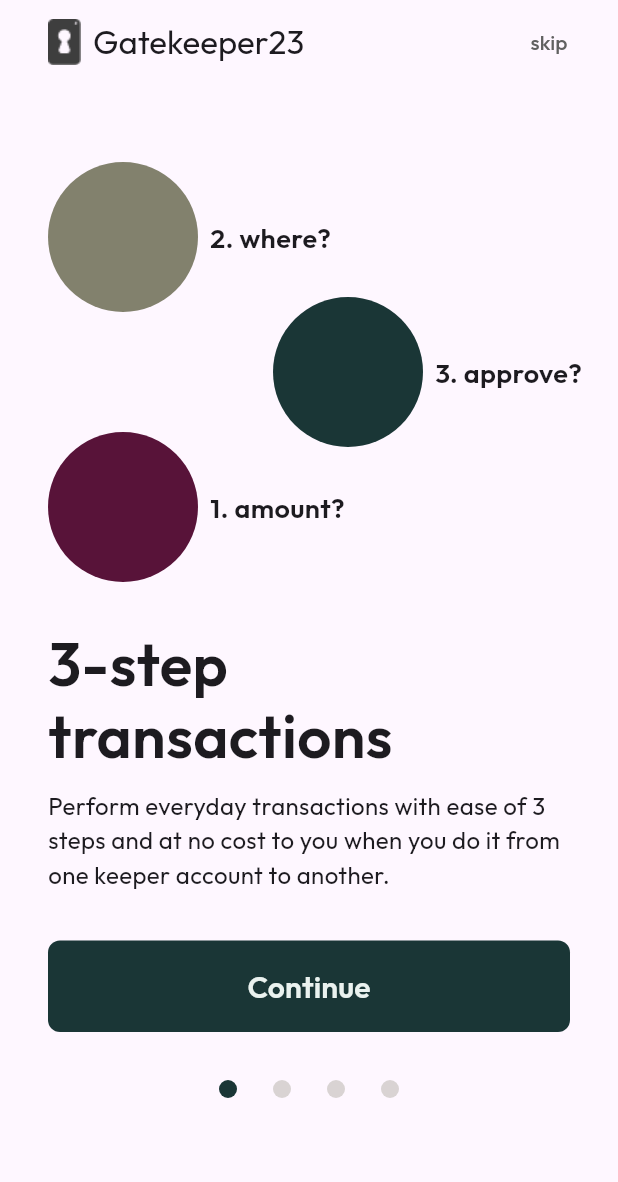
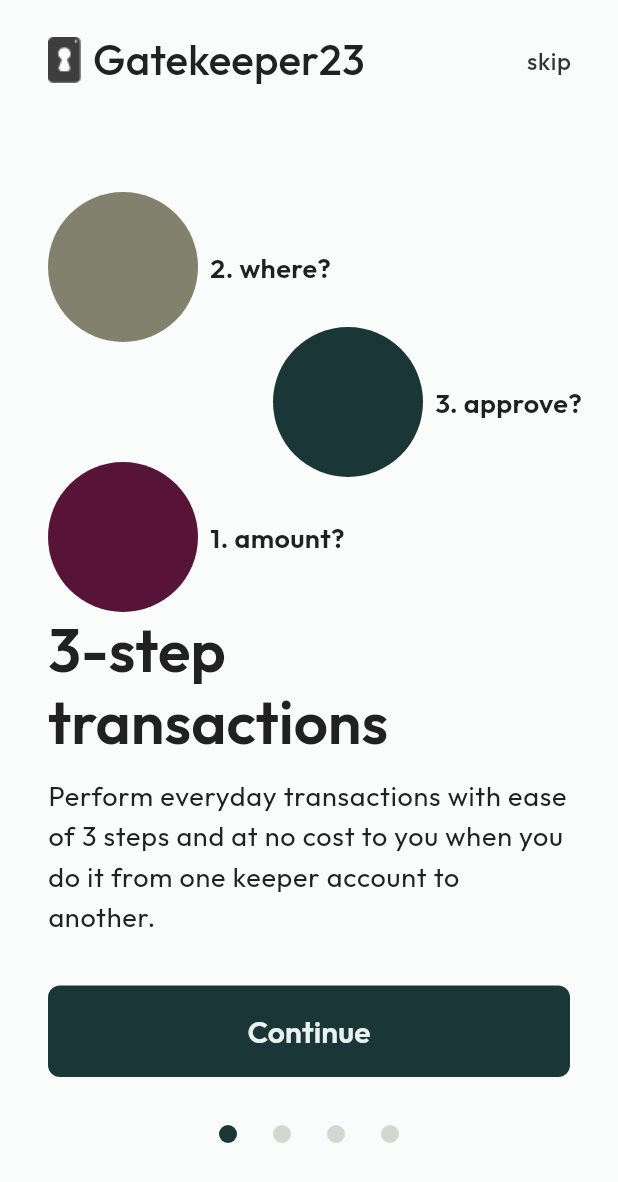
Before and after one commit to lucid83/g4, a Flutter app: the screen it shows after launch, on a phone screen of 412 x 824 dp. Shown: the top 1182 px of the screen. Run offline on Flutter 3.47's test engine with Material 3 defaults, Android fonts, the phone set to English and light mode, and no system bars; our stand-ins replace flutter_riverpod, go_router, google_fonts, iconsax_plus.

Commit message:
add theming to application

```diff
--- a/lib/features/splashScreen/ui/components/appBar.component.dart
+++ b/lib/commons/components/appBar.component.dart
@@ -1,16 +1,18 @@
 import 'package:flutter/material.dart';
 import 'package:flutter_riverpod/flutter_riverpod.dart';
+import 'package:g4/commons/theming/textExtension.theme.dart';
 import 'package:g4/features/splashScreen/data/splash.repo.dart';
-import 'package:google_fonts/google_fonts.dart';
 
-class SplashAppBar extends ConsumerWidget implements PreferredSizeWidget {
-  const SplashAppBar({super.key, required this.padding});
+class SystemAppBar extends ConsumerWidget implements PreferredSizeWidget {
+  const SystemAppBar({super.key, required this.padding, this.actions});
 
   final double padding;
+  final List<Widget>? actions;
 
   @override
   Widget build(BuildContext context, WidgetRef ref) {
     return AppBar(
+      toolbarHeight: 80,
       titleSpacing: padding,
       title: GestureDetector(
         onTap: ref.read(splashRepoProvider.notifier).prevScreen,
@@ -24,31 +26,17 @@ class SplashAppBar extends ConsumerWidget implements PreferredSizeWidget {
             ),
             Text(
               "Gatekeeper23",
-              style: GoogleFonts.outfit(),
+              style: context.h3,
             ),
           ],
         ),
       ),
       centerTitle: false,
-      actions: [
-        TextButton(
-          style: ElevatedButton.styleFrom(
-            foregroundColor: Colors.grey[700],
-          ),
-          onPressed: ref.read(splashRepoProvider.notifier).skip,
-          child: Text(
-            "skip",
-            style: GoogleFonts.outfit(),
-          ),
-        ),
-        SizedBox(
-          width: padding - 18,
-        ),
-      ],
+      actions: actions,
       elevation: 0,
     );
   }
 
   @override
-  Size get preferredSize => const Size.fromHeight(60);
+  Size get preferredSize => const Size.fromHeight(80);
 }
--- /dev/null
+++ b/lib/commons/components/button.component.dart
@@ -0,0 +1,37 @@
+import 'package:flutter/material.dart';
+import 'package:g4/constants.dart';
+import 'package:google_fonts/google_fonts.dart';
+
+class SystemButton extends StatelessWidget {
+  const SystemButton({super.key, this.onPressed, required this.text});
+
+  final dynamic onPressed;
+  final String text;
+
+  @override
+  Widget build(BuildContext context) {
+    return ElevatedButton(
+      onPressed: () {
+        onPressed();
+      },
+      style: ElevatedButton.styleFrom(
+        backgroundColor: AppColors.nature,
+        foregroundColor: AppColors.offWhite,
+        elevation: 0,
+        padding: const EdgeInsets.symmetric(
+          vertical: 16,
+        ),
+        shape: RoundedRectangleBorder(
+          borderRadius: BorderRadius.circular(8),
+        ),
+      ),
+      child: Text(
+        text,
+        style: GoogleFonts.outfit(
+          fontSize: 20,
+          fontWeight: FontWeight.w600,
+        ),
+      ),
+    );
+  }
+}
--- /dev/null
+++ b/lib/commons/theming/global.theme.dart
@@ -0,0 +1,138 @@
+import 'package:flutter/material.dart';
+import 'package:g4/constants.dart';
+import 'package:google_fonts/google_fonts.dart';
+
+class GlobalThemData {
+  static final Color _lightFocusColor = Colors.black.withOpacity(0.12);
+  static final Color _darkFocusColor = Colors.white.withOpacity(0.12);
+  static ThemeData lightThemeData =
+      themeData(lightColorScheme, _lightFocusColor);
+
+  static ThemeData darkThemeData = themeData(darkColorScheme, _darkFocusColor);
+
+  static ThemeData themeData(ColorScheme colorScheme, Color focusColor) {
+    return ThemeData(
+        colorScheme: colorScheme,
+        canvasColor: colorScheme.surface,
+        scaffoldBackgroundColor: colorScheme.surface,
+        highlightColor: Colors.transparent,
+        focusColor: focusColor,
+        // primaryTextTheme: TextTheme(
+        //   titleLarge: GoogleFonts.outfit(
+        //     fontSize: 40,
+        //     fontWeight: FontWeight.w600,
+        //     height: 1.2,
+        //   ),
+        //   titleMedium: GoogleFonts.outfit(
+        //     fontSize: 34,
+        //     fontWeight: FontWeight.w600,
+        //     height: 1.2,
+        //   ),
+        //   titleSmall: GoogleFonts.outfit(
+        //     fontSize: 28,
+        //     fontWeight: FontWeight.w600,
+        //   ),
+        //   headlineLarge: GoogleFonts.outfit(
+        //     fontSize: 20,
+        //   ),
+        //   headlineMedium: GoogleFonts.outfit(
+        //     fontSize: 18,
+        //   ),
+        //   bodyLarge: GoogleFonts.outfit(
+        //     fontSize: 18,
+        //   ),
+        //   bodyMedium: GoogleFonts.outfit(
+        //     fontSize: 16,
+        //   ),
+        //   bodySmall: GoogleFonts.outfit(
+        //     fontSize: 14,
+        //   ),
+        //   labelLarge: GoogleFonts.outfit(
+        //     fontSize: 20,
+        //     fontWeight: FontWeight.w600,
+        //   ),
+        //   labelMedium: GoogleFonts.outfit(
+        //     fontSize: 18,
+        //     fontWeight: FontWeight.w600,
+        //   ),
+        //   labelSmall: GoogleFonts.outfit(
+        //     fontSize: 16,
+        //     fontWeight: FontWeight.w600,
+        //   ),
+        // ),
+        textTheme: TextTheme(
+          titleLarge: GoogleFonts.outfit(
+            fontSize: 40,
+            fontWeight: FontWeight.w600,
+            height: 1.2,
+          ),
+          titleMedium: GoogleFonts.outfit(
+            fontSize: 34,
+            fontWeight: FontWeight.w600,
+            height: 1.2,
+          ),
+          titleSmall: GoogleFonts.outfit(
+            fontSize: 28,
+            fontWeight: FontWeight.w500,
+          ),
+          headlineLarge: GoogleFonts.outfit(
+            fontSize: 20,
+          ),
+          headlineMedium: GoogleFonts.outfit(
+            fontSize: 18,
+          ),
+          bodyLarge: GoogleFonts.outfit(
+            fontSize: 18,
+          ),
+          bodyMedium: GoogleFonts.outfit(
+            fontSize: 16,
+          ),
+          bodySmall: GoogleFonts.outfit(
+            fontSize: 14,
+          ),
+          labelLarge: GoogleFonts.outfit(
+            fontSize: 20,
+            color: Colors.black.withOpacity(0.8),
+            fontWeight: FontWeight.w600,
+          ),
+          labelMedium: GoogleFonts.outfit(
+            fontSize: 18,
+            color: Colors.black.withOpacity(0.8),
+            fontWeight: FontWeight.w500,
+          ),
+          labelSmall: GoogleFonts.outfit(
+            fontSize: 16,
+            color: Colors.black.withOpacity(0.8),
+            fontWeight: FontWeight.w500,
+          ),
+        ));
+  }
+
+  static const ColorScheme lightColorScheme = ColorScheme(
+    primary: AppColors.nature,
+    onPrimary: Colors.white,
+    secondary: AppColors.ground,
+    onSecondary: Colors.black,
+    error: Colors.redAccent,
+    onError: Colors.white,
+    // background: Color(0xFFE6EBEB),
+    // onBackground: Colors.white,
+    surface: Color(0xFFFAFBFB),
+    onSurface: Color(0xFF222122),
+    brightness: Brightness.light,
+  );
+
+  static const ColorScheme darkColorScheme = ColorScheme(
+    primary: AppColors.nature,
+    onPrimary: Colors.white,
+    secondary: AppColors.ground,
+    onSecondary: Colors.black,
+    error: Colors.redAccent,
+    onError: Colors.white,
+    // background: Color(0xFFE6EBEB),
+    // onBackground: Colors.white,
+    surface: Color(0xFF222122),
+    onSurface: Color(0xFFFAFBFB),
+    brightness: Brightness.dark,
+  );
+}
--- a/lib/features/splashScreen/ui/splash.screen.dart
+++ b/lib/features/splashScreen/ui/splash.screen.dart
@@ -2,14 +2,15 @@
 
 import 'package:flutter/material.dart';
 import 'package:flutter_riverpod/flutter_riverpod.dart';
+import 'package:g4/commons/components/appBar.component.dart';
+import 'package:g4/commons/components/button.component.dart';
+import 'package:g4/commons/theming/textExtension.theme.dart';
 import 'package:g4/constants.dart';
 import 'package:g4/features/splashScreen/data/splash.repo.dart';
 import 'package:g4/features/splashScreen/ui/components/animated_disk.component.dart';
-import 'package:g4/features/splashScreen/ui/components/appBar.component.dart';
 import 'package:g4/features/splashScreen/ui/controllers/splashAnimation.controller.dart';
 import 'package:g4/features/splashScreen/ui/controllers/splashButton.controller.dart';
 import 'package:g4/features/splashScreen/ui/controllers/splashText.controller.dart';
-import 'package:google_fonts/google_fonts.dart';
 
 class Splash1 extends ConsumerStatefulWidget {
   const Splash1({super.key});
@@ -30,7 +31,24 @@ class _Splash1State extends ConsumerState<Splash1> {
     const pagePadding = 32.0;
 
     return Scaffold(
-      appBar: SplashAppBar(padding: pagePadding),
+      appBar: SystemAppBar(
+        padding: pagePadding,
+        actions: [
+          TextButton(
+            style: ElevatedButton.styleFrom(
+              foregroundColor: Colors.grey[700],
+            ),
+            onPressed: ref.read(splashRepoProvider.notifier).skip,
+            child: Text(
+              "skip",
+              style: context.label3,
+            ),
+          ),
+          SizedBox(
+            width: pagePadding - 18,
+          ),
+        ],
+      ),
       body: Padding(
         padding: const EdgeInsets.symmetric(horizontal: pagePadding),
         child: Column(
@@ -63,47 +81,21 @@ class _Splash1State extends ConsumerState<Splash1> {
             // ##############################
             Text(
               ref.watch(splashTextControllerProvider).title,
-              style: GoogleFonts.outfit(
-                fontSize: 40,
-                fontWeight: FontWeight.w600,
-                height: 1.2,
-              ),
+              style: context.h1,
             ),
             SizedBox(height: 12),
             Text(
               ref.watch(splashTextControllerProvider).sub,
-              style: GoogleFonts.outfit(
-                fontSize: 16,
-                fontWeight: FontWeight.w400,
-              ),
+              style: context.body1,
             ),
             SizedBox(height: 32),
 
             // ##############################
             // BUTTON SECTION
             // ##############################
-            ElevatedButton(
-              onPressed: () {
-                ref.read(splashBtnFnProvider(context)).onPressed();
-              },
-              style: ElevatedButton.styleFrom(
-                backgroundColor: AppColors.nature,
-                foregroundColor: AppColors.offWhite,
-                elevation: 0,
-                padding: EdgeInsets.symmetric(
-                  vertical: 16,
-                ),
-                shape: RoundedRectangleBorder(
-                  borderRadius: BorderRadius.circular(8),
-                ),
-              ),
-              child: Text(
-                ref.read(splashBtnTextProvider).currentText,
-                style: GoogleFonts.outfit(
-                  fontSize: 20,
-                  fontWeight: FontWeight.w600,
-                ),
-              ),
+            SystemButton(
+              onPressed: ref.read(splashBtnFnProvider(context)).onPressed,
+              text: ref.read(splashBtnTextProvider).currentText,
             ),
             SizedBox(height: 32),
 
@@ -128,7 +120,7 @@ class _Splash1State extends ConsumerState<Splash1> {
                   ),
               ],
             ),
-            SizedBox(height: 92),
+            SizedBox(height: 62),
           ],
         ),
       ),
--- a/lib/main.dart
+++ b/lib/main.dart
@@ -1,5 +1,6 @@
 import 'package:flutter/material.dart';
 import 'package:flutter_riverpod/flutter_riverpod.dart';
+import 'package:g4/commons/theming/global.theme.dart';
 import 'package:g4/router.dart';
 
 void main() {
@@ -14,6 +15,9 @@ class MyApp extends StatelessWidget {
     return MaterialApp.router(
       title: 'Gatekeeper',
       routerConfig: router,
+      themeMode: ThemeMode.light, //or ThemeMode.dark
+      theme: GlobalThemData.lightThemeData,
+      darkTheme: GlobalThemData.darkThemeData,
     );
   }
 }
--- a/lib/router.dart
+++ b/lib/router.dart
@@ -1,3 +1,4 @@
+import 'package:g4/features/auth/ui/register.screen.dart';
 import 'package:g4/features/splashScreen/ui/splash.screen.dart';
 import 'package:go_router/go_router.dart';
 
@@ -8,5 +9,9 @@ final router = GoRouter(
       path: '/',
       builder: (context, state) => const Splash1(),
     ),
+    GoRoute(
+      path: '/register',
+      builder: (context, state) => const RegisterScreen(),
+    ),
   ],
 );
```
Also changed, not shown: lib/commons/theming/textExtension.theme.dart (added, +16 -0 lines), lib/features/auth/ui/register.screen.dart (added, +43 -0 lines), lib/features/auth/ui/register.dart (deleted).
